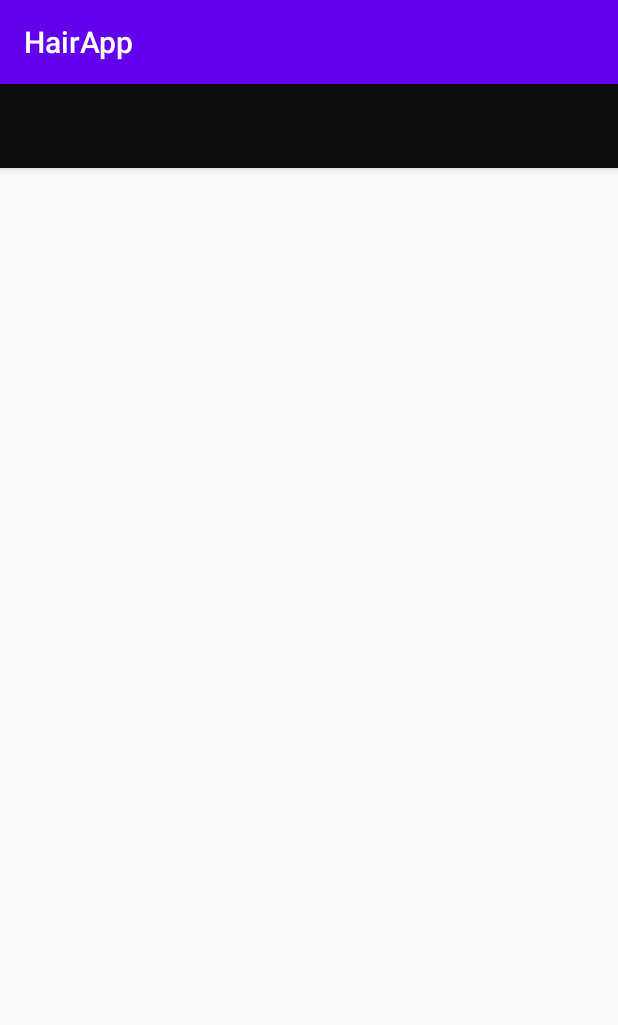
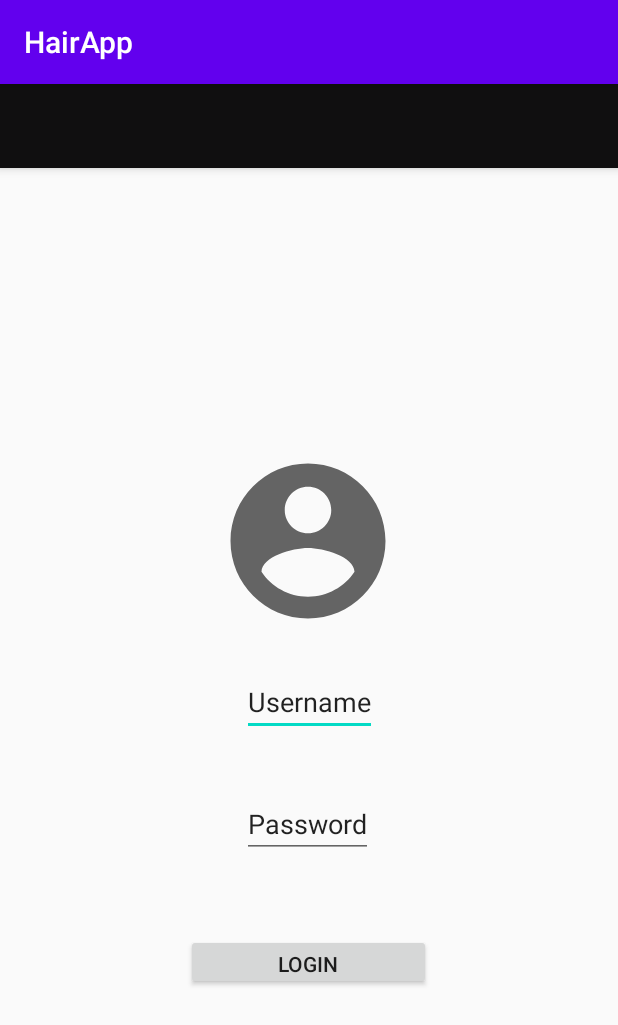
Before and after one commit to DonHilton/HairApp, an Android app: the screen it shows after launch (MainActivity), on a phone screen of 412 x 824 dp. Shown: the top 1025 px of the screen. Run offline under Robolectric (Android 15) with nearby library versions, the phone set to English and light mode, and no system bars; 2 statements that could not run were skipped.

Commit message:
customer login in page done

```diff
--- a/app/src/main/java/com/example/hairapp/MainActivity.java
+++ b/app/src/main/java/com/example/hairapp/MainActivity.java
@@ -23,9 +23,9 @@ public class MainActivity extends AppCompatActivity {
         ActionBarDrawerToggle toggle = new ActionBarDrawerToggle(this,drawer,toolbar,
                 R.string.navivation_drawer_open, R.string.navivation_drawer_close);
         drawer.addDrawerListener(toggle);
-        toggle.syncState();
+        toggle.syncState();//helps rotate the hamburger
     }
-    //when we press the back buttom dont want to leave immediately so
+    //to close the navigation drawer when the back button is closed
     @Override
     public void onBackPressed(){
         if (drawer.isDrawerOpen(GravityCompat.START)){
--- a/app/src/main/res/layout/activity_main.xml
+++ b/app/src/main/res/layout/activity_main.xml
@@ -26,7 +26,63 @@
     <FrameLayout
         android:layout_width="match_parent"
         android:layout_height="match_parent"
-        android:id="@+id/fragment_container"/>
+        android:id="@+id/fragment_container">
+
+        <androidx.constraintlayout.widget.ConstraintLayout
+            android:layout_width="305dp"
+            android:layout_height="418dp"
+            android:layout_gravity="center">
+
+            <EditText
+                android:id="@+id/username"
+                android:layout_width="wrap_content"
+                android:layout_height="wrap_content"
+                android:text="Username"
+                app:layout_constraintBottom_toBottomOf="parent"
+                app:layout_constraintEnd_toEndOf="parent"
+                app:layout_constraintStart_toStartOf="parent"
+                app:layout_constraintTop_toTopOf="parent" />
+
+            <EditText
+                android:id="@+id/password"
+                android:layout_width="wrap_content"
+                android:layout_height="wrap_content"
+                android:text="Password"
+
+                app:layout_constraintBottom_toBottomOf="parent"
+                app:layout_constraintEnd_toEndOf="parent"
+                app:layout_constraintHorizontal_bias="0.495"
+                app:layout_constraintStart_toStartOf="parent"
+                app:layout_constraintTop_toTopOf="parent"
+                app:layout_constraintVertical_bias="0.719" />
+
+            <Button
+                android:id="@+id/button"
+                android:layout_width="163dp"
+                android:layout_height="37dp"
+                android:text="Login"
+                app:layout_constraintBottom_toBottomOf="parent"
+                app:layout_constraintEnd_toEndOf="parent"
+                app:layout_constraintHorizontal_bias="0.497"
+                app:layout_constraintStart_toStartOf="parent"
+                app:layout_constraintTop_toTopOf="parent"
+                app:layout_constraintVertical_bias="0.956" />
+
+            <ImageView
+                android:id="@+id/imageView"
+                android:layout_width="124dp"
+                android:layout_height="204dp"
+                app:layout_constraintBottom_toBottomOf="@+id/button"
+                app:layout_constraintEnd_toEndOf="parent"
+                app:layout_constraintHorizontal_bias="0.497"
+                app:layout_constraintStart_toStartOf="parent"
+                app:layout_constraintTop_toTopOf="parent"
+                app:layout_constraintVertical_bias="0.0"
+                app:srcCompat="@drawable/ic_account_circle" />
+
+        </androidx.constraintlayout.widget.ConstraintLayout>
+
+    </FrameLayout>
 
 
     </LinearLayout>
```
